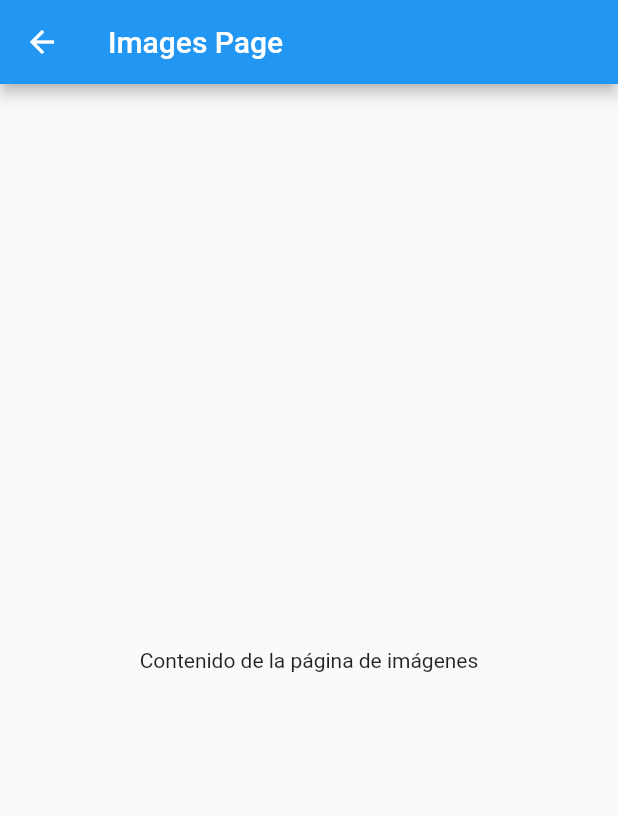
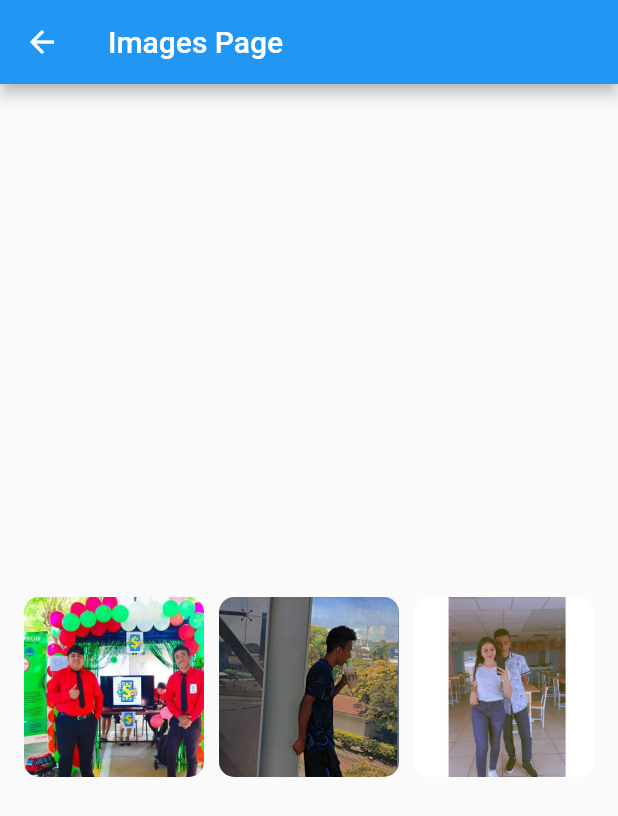
Before and after one commit to abrahamescobar17/DSW21a_escobar, a Flutter app: the screen it shows after launch, in the side drawer, after a tap on "Images", on a phone screen of 412 x 824 dp. Shown: the top 816 px of the screen. Run offline on Flutter 3.47's test engine with Material 2 defaults, Android fonts, the phone set to English and light mode, and no system bars.

Commit message:
agregando conexion de las paginas

```diff
--- a/lib/pages/images.dart
+++ b/lib/pages/images.dart
@@ -8,7 +8,37 @@ class ImagesPage extends StatelessWidget {
         title: Text('Images Page'),
       ),
       body: Center(
-        child: Text('Contenido de la página de imágenes'),
+        child: Column(
+          mainAxisAlignment: MainAxisAlignment.center,
+          children: [
+            Text(''),
+            SizedBox(height: 20),
+            Row(
+              mainAxisAlignment: MainAxisAlignment.center,
+              children: [
+                _buildImage('images/1.jpg', size: 120),
+                SizedBox(width: 10),
+                _buildImage('images/2.jpg', size: 120),
+                SizedBox(width: 10),
+                _buildImage('images/3.jpg', size: 120),
+              ],
+            ),
+          ],
+        ),
+      ),
+    );
+  }
+
+  Widget _buildImage(String imagePath, {double size = 100}) {
+    return Container(
+      width: size,
+      height: size,
+      decoration: BoxDecoration(
+        borderRadius: BorderRadius.circular(10),
+        image: DecorationImage(
+          image: AssetImage(imagePath),
+          fit: BoxFit.cover,
+        ),
       ),
     );
   }
```
Also changed, not shown: lib/pages/Chip.dart (+21 -1 lines), lib/pages/Icon.dart (+13 -1 lines).
